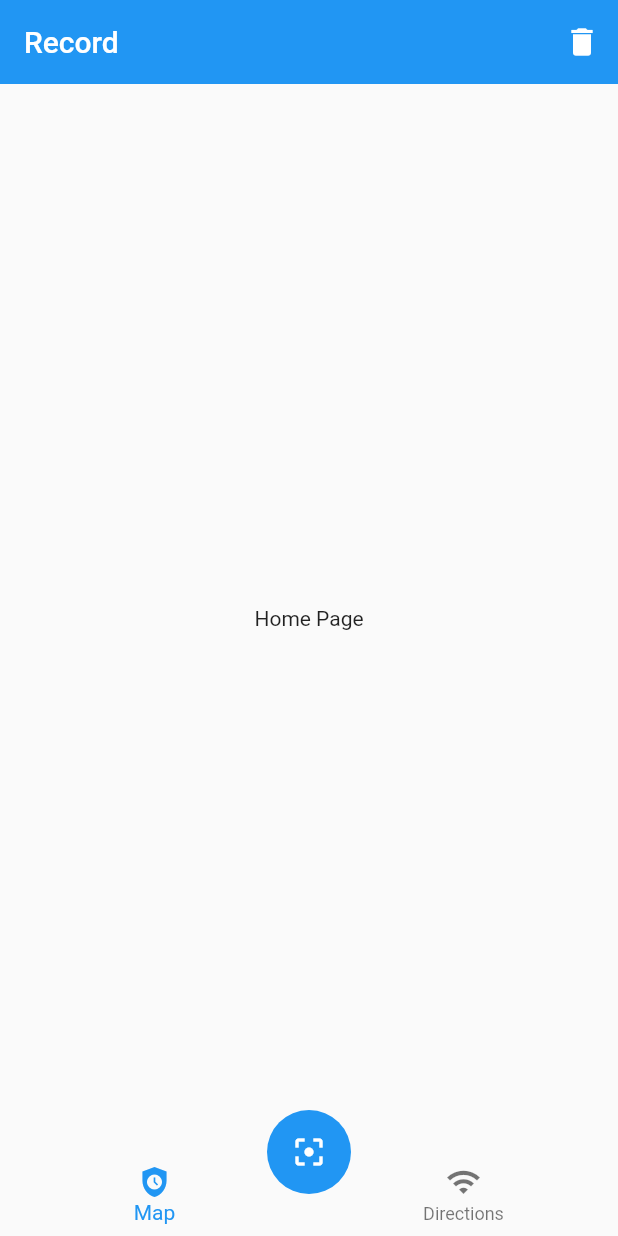
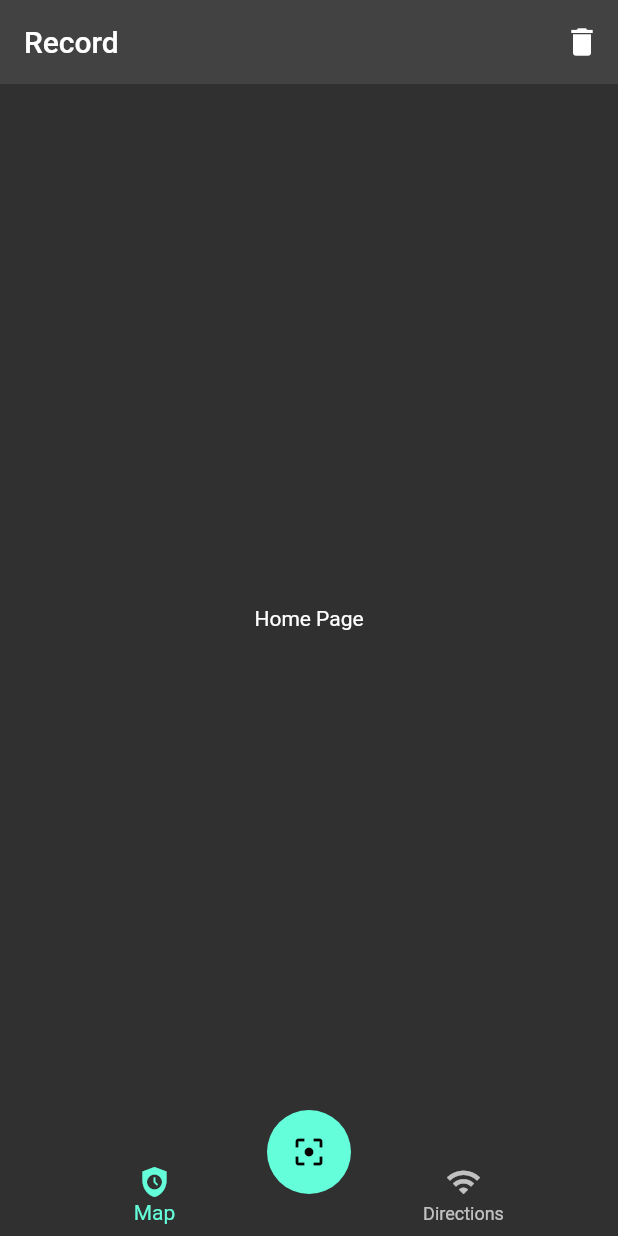
Before and after one commit to bastndev/-------New-Era-------, a Flutter app: the screen it shows after launch, on a phone screen of 412 x 824 dp. Run offline on Flutter 3.47's test engine with Material 2 defaults, Android fonts, the light colour scheme and no system bars.

Commit message:
:arrow_up: Scanner QR `v1.0.19`

```diff
--- a/lib/main.dart
+++ b/lib/main.dart
@@ -17,6 +17,7 @@ class MyApp extends StatelessWidget {
         'home':(_) => const HomePage(),
         'map':(_) => const MapPage(),
       },
+      theme: ThemeData.dark(),
     );
   }
 }
```
Also changed, not shown: 1 other file.
